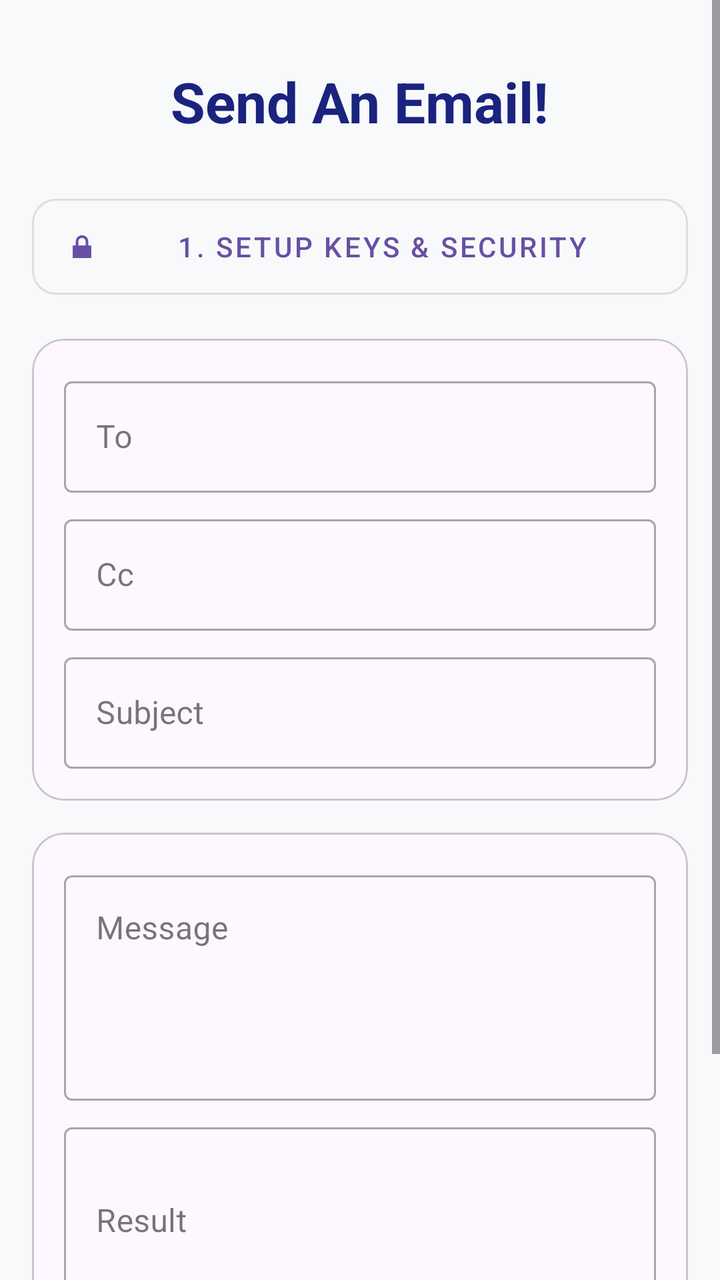
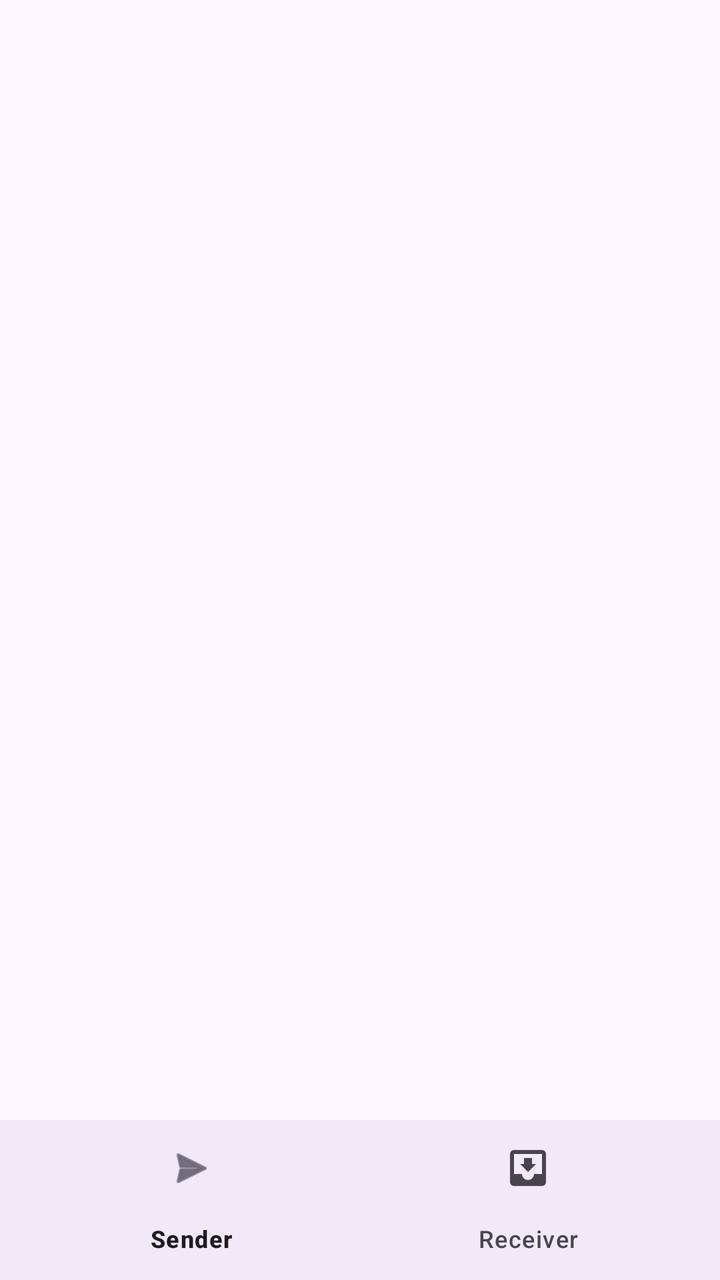

An Android layout rendered at two revisions. The XML below is the earlier revision; the diff shows what the commit changed to produce the second picture.
<!-- AndroidManifest.xml: application theme Theme.EmailApp -->
<!-- res/layout/activity_main.xml -->
<?xml version="1.0" encoding="utf-8"?>
<androidx.coordinatorlayout.widget.CoordinatorLayout
    xmlns:android="http://schemas.android.com/apk/res/android"
    xmlns:app="http://schemas.android.com/apk/res-auto"
    xmlns:tools="http://schemas.android.com/tools"
    android:id="@+id/main"  android:layout_width="match_parent"
    android:layout_height="match_parent"
    android:background="#F8F9FA">

    <ScrollView
        android:layout_width="match_parent"
        android:layout_height="match_parent">

        <LinearLayout
            android:layout_width="match_parent"
            android:layout_height="wrap_content"
            android:orientation="vertical"
            android:padding="16dp">

            <TextView
                android:layout_width="wrap_content"
                android:layout_height="wrap_content"
                android:text="Send An Email!"
                android:textSize="28sp"
                android:textStyle="bold"
                android:textColor="#1A237E"
                android:layout_gravity="center"
                android:layout_marginTop="16dp"
                android:layout_marginBottom="24dp"/>

            <com.google.android.material.button.MaterialButton
                android:id="@+id/btn_open_security"
                style="@style/Widget.MaterialComponents.Button.OutlinedButton"
                android:layout_width="match_parent"
                android:layout_height="60dp"
                android:text="1. Setup Keys &amp; Security"
                app:icon="@android:drawable/ic_lock_lock"
                android:layout_marginBottom="16dp"
                app:cornerRadius="12dp"/>

            <com.google.android.material.card.MaterialCardView
                android:layout_width="match_parent"
                android:layout_height="wrap_content"
                app:cardCornerRadius="16dp"
                android:layout_marginBottom="16dp">
                <LinearLayout android:layout_width="match_parent" android:layout_height="wrap_content" android:orientation="vertical" android:padding="16dp">
                    <com.google.android.material.textfield.TextInputLayout style="@style/Widget.MaterialComponents.TextInputLayout.OutlinedBox" android:layout_width="match_parent" android:layout_height="wrap_content" android:hint="To" android:layout_marginBottom="8dp">
                        <com.google.android.material.textfield.TextInputEditText android:id="@+id/sendTo" android:layout_width="match_parent" android:layout_height="wrap_content" />
                    </com.google.android.material.textfield.TextInputLayout>
                    <com.google.android.material.textfield.TextInputLayout style="@style/Widget.MaterialComponents.TextInputLayout.OutlinedBox" android:layout_width="match_parent" android:layout_height="wrap_content" android:hint="Cc" android:layout_marginBottom="8dp">
                        <com.google.android.material.textfield.TextInputEditText android:id="@+id/cc" android:layout_width="match_parent" android:layout_height="wrap_content" />
                    </com.google.android.material.textfield.TextInputLayout>
                    <com.google.android.material.textfield.TextInputLayout style="@style/Widget.MaterialComponents.TextInputLayout.OutlinedBox" android:layout_width="match_parent" android:layout_height="wrap_content" android:hint="Subject">
                        <com.google.android.material.textfield.TextInputEditText android:id="@+id/subject" android:layout_width="match_parent" android:layout_height="wrap_content" />
                    </com.google.android.material.textfield.TextInputLayout>
                </LinearLayout>
            </com.google.android.material.card.MaterialCardView>

            <com.google.android.material.card.MaterialCardView
                android:layout_width="match_parent"
                android:layout_height="wrap_content"
                app:cardCornerRadius="16dp">
                <LinearLayout android:layout_width="match_parent" android:layout_height="wrap_content" android:orientation="vertical" android:padding="16dp">
                    <com.google.android.material.textfield.TextInputLayout style="@style/Widget.MaterialComponents.TextInputLayout.OutlinedBox" android:layout_width="match_parent" android:layout_height="wrap_content" android:hint="Message" android:layout_marginBottom="8dp">
                        <com.google.android.material.textfield.TextInputEditText android:id="@+id/msg" android:layout_width="match_parent" android:layout_height="wrap_content" android:lines="4" android:gravity="top" />
                    </com.google.android.material.textfield.TextInputLayout>
                    <com.google.android.material.textfield.TextInputLayout style="@style/Widget.MaterialComponents.TextInputLayout.OutlinedBox" android:layout_width="match_parent" android:layout_height="wrap_content" android:hint="Result" android:layout_marginBottom="16dp">
                        <com.google.android.material.textfield.TextInputEditText android:id="@+id/s_result" android:layout_width="match_parent" android:layout_height="wrap_content" android:lines="3" android:focusable="false" />
                    </com.google.android.material.textfield.TextInputLayout>

                    <LinearLayout android:layout_width="match_parent" android:layout_height="wrap_content" android:orientation="horizontal">
                        <Button android:id="@+id/hash_button" android:layout_width="0dp" android:layout_weight="1" android:layout_height="wrap_content" android:text="2. Hash" android:layout_marginEnd="4dp"/>
                        <Button android:id="@+id/encrypt_button" android:layout_width="0dp" android:layout_weight="1" android:layout_height="wrap_content" android:text="3. Encrypt" android:layout_marginEnd="4dp"/>
                        <Button android:id="@+id/send_button" android:layout_width="0dp" android:layout_weight="1" android:layout_height="wrap_content" android:text="4. Send" android:backgroundTint="#2E7D32"/>
                    </LinearLayout>
                </LinearLayout>
            </com.google.android.material.card.MaterialCardView>
        </LinearLayout>
    </ScrollView>
</androidx.coordinatorlayout.widget.CoordinatorLayout>
<!-- resources referenced by this layout -->
<resources>
  <style name="Theme.EmailApp" parent="Base.Theme.EmailApp" />
  <style name="Base.Theme.EmailApp" parent="Theme.Material3.DayNight.NoActionBar">
          
          
      </style>
</resources>

<!-- the commit's change to res/layout/activity_main.xml (unified diff, before → after) -->
@@ -1,80 +1,20 @@
 <?xml version="1.0" encoding="utf-8"?>
-<androidx.coordinatorlayout.widget.CoordinatorLayout
-    xmlns:android="http://schemas.android.com/apk/res/android"
+<RelativeLayout xmlns:android="http://schemas.android.com/apk/res/android"
     xmlns:app="http://schemas.android.com/apk/res-auto"
-    xmlns:tools="http://schemas.android.com/tools"
-    android:id="@+id/main"  android:layout_width="match_parent"
-    android:layout_height="match_parent"
-    android:background="#F8F9FA">
+    android:layout_width="match_parent"
+    android:layout_height="match_parent">
 
-    <ScrollView
+    <FrameLayout
+        android:id="@+id/fragment_container"
         android:layout_width="match_parent"
-        android:layout_height="match_parent">
+        android:layout_height="match_parent"
+        android:layout_above="@id/bottom_navigation" />
 
-        <LinearLayout
-            android:layout_width="match_parent"
-            android:layout_height="wrap_content"
-            android:orientation="vertical"
-            android:padding="16dp">
-
-            <TextView
-                android:layout_width="wrap_content"
-                android:layout_height="wrap_content"
-                android:text="Send An Email!"
-                android:textSize="28sp"
-                android:textStyle="bold"
-                android:textColor="#1A237E"
-                android:layout_gravity="center"
-                android:layout_marginTop="16dp"
-                android:layout_marginBottom="24dp"/>
-
-            <com.google.android.material.button.MaterialButton
-                android:id="@+id/btn_open_security"
-                style="@style/Widget.MaterialComponents.Button.OutlinedButton"
-                android:layout_width="match_parent"
-                android:layout_height="60dp"
-                android:text="1. Setup Keys &amp; Security"
-                app:icon="@android:drawable/ic_lock_lock"
-                android:layout_marginBottom="16dp"
-                app:cornerRadius="12dp"/>
-
-            <com.google.android.material.card.MaterialCardView
-                android:layout_width="match_parent"
-                android:layout_height="wrap_content"
-                app:cardCornerRadius="16dp"
-                android:layout_marginBottom="16dp">
-                <LinearLayout android:layout_width="match_parent" android:layout_height="wrap_content" android:orientation="vertical" android:padding="16dp">
-                    <com.google.android.material.textfield.TextInputLayout style="@style/Widget.MaterialComponents.TextInputLayout.OutlinedBox" android:layout_width="match_parent" android:layout_height="wrap_content" android:hint="To" android:layout_marginBottom="8dp">
-                        <com.google.android.material.textfield.TextInputEditText android:id="@+id/sendTo" android:layout_width="match_parent" android:layout_height="wrap_content" />
-                    </com.google.android.material.textfield.TextInputLayout>
-                    <com.google.android.material.textfield.TextInputLayout style="@style/Widget.MaterialComponents.TextInputLayout.OutlinedBox" android:layout_width="match_parent" android:layout_height="wrap_content" android:hint="Cc" android:layout_marginBottom="8dp">
-                        <com.google.android.material.textfield.TextInputEditText android:id="@+id/cc" android:layout_width="match_parent" android:layout_height="wrap_content" />
-                    </com.google.android.material.textfield.TextInputLayout>
-                    <com.google.android.material.textfield.TextInputLayout style="@style/Widget.MaterialComponents.TextInputLayout.OutlinedBox" android:layout_width="match_parent" android:layout_height="wrap_content" android:hint="Subject">
-                        <com.google.android.material.textfield.TextInputEditText android:id="@+id/subject" android:layout_width="match_parent" android:layout_height="wrap_content" />
-                    </com.google.android.material.textfield.TextInputLayout>
-                </LinearLayout>
-            </com.google.android.material.card.MaterialCardView>
-
-            <com.google.android.material.card.MaterialCardView
-                android:layout_width="match_parent"
-                android:layout_height="wrap_content"
-                app:cardCornerRadius="16dp">
-                <LinearLayout android:layout_width="match_parent" android:layout_height="wrap_content" android:orientation="vertical" android:padding="16dp">
-                    <com.google.android.material.textfield.TextInputLayout style="@style/Widget.MaterialComponents.TextInputLayout.OutlinedBox" android:layout_width="match_parent" android:layout_height="wrap_content" android:hint="Message" android:layout_marginBottom="8dp">
-                        <com.google.android.material.textfield.TextInputEditText android:id="@+id/msg" android:layout_width="match_parent" android:layout_height="wrap_content" android:lines="4" android:gravity="top" />
-                    </com.google.android.material.textfield.TextInputLayout>
-                    <com.google.android.material.textfield.TextInputLayout style="@style/Widget.MaterialComponents.TextInputLayout.OutlinedBox" android:layout_width="match_parent" android:layout_height="wrap_content" android:hint="Result" android:layout_marginBottom="16dp">
-                        <com.google.android.material.textfield.TextInputEditText android:id="@+id/s_result" android:layout_width="match_parent" android:layout_height="wrap_content" android:lines="3" android:focusable="false" />
-                    </com.google.android.material.textfield.TextInputLayout>
-
-                    <LinearLayout android:layout_width="match_parent" android:layout_height="wrap_content" android:orientation="horizontal">
-                        <Button android:id="@+id/hash_button" android:layout_width="0dp" android:layout_weight="1" android:layout_height="wrap_content" android:text="2. Hash" android:layout_marginEnd="4dp"/>
-                        <Button android:id="@+id/encrypt_button" android:layout_width="0dp" android:layout_weight="1" android:layout_height="wrap_content" android:text="3. Encrypt" android:layout_marginEnd="4dp"/>
-                        <Button android:id="@+id/send_button" android:layout_width="0dp" android:layout_weight="1" android:layout_height="wrap_content" android:text="4. Send" android:backgroundTint="#2E7D32"/>
-                    </LinearLayout>
-                </LinearLayout>
-            </com.google.android.material.card.MaterialCardView>
-        </LinearLayout>
-    </ScrollView>
-</androidx.coordinatorlayout.widget.CoordinatorLayout>
+    <com.google.android.material.bottomnavigation.BottomNavigationView
+        android:id="@+id/bottom_navigation"
+        android:layout_width="match_parent"
+        android:layout_height="wrap_content"
+        android:layout_alignParentBottom="true"
+        app:menu="@menu/bottom_nav_menu"
+        android:background="?android:attr/windowBackground" />
+</RelativeLayout>
